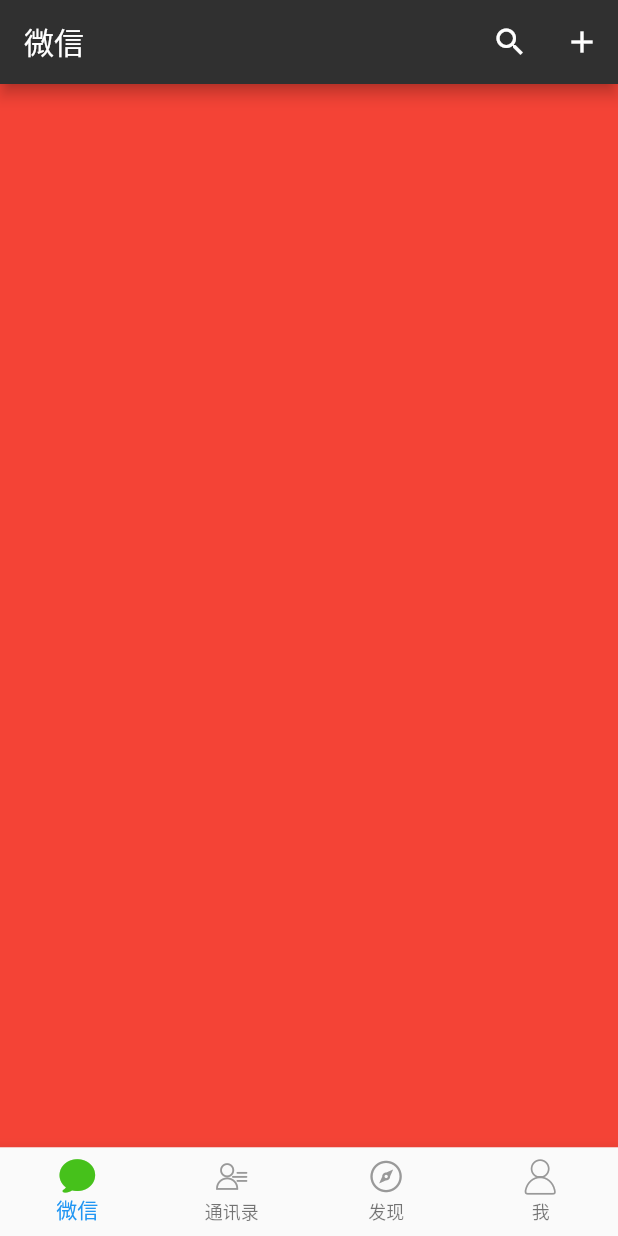
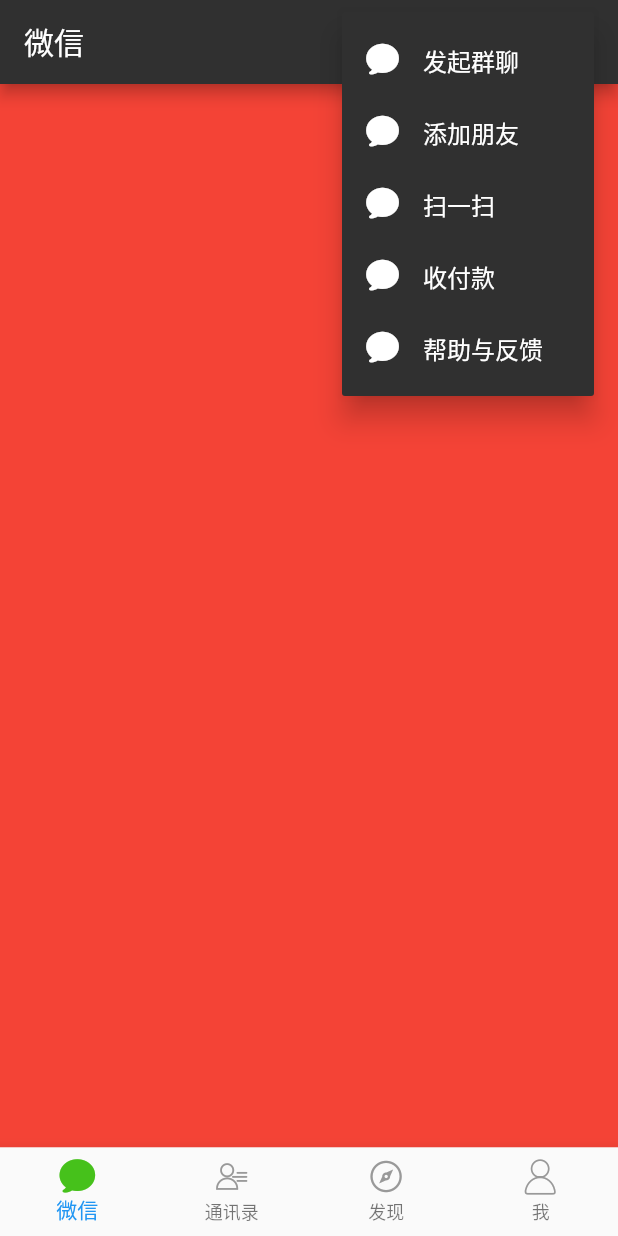
Before and after one commit to pallcard/myApp_flutter, a Flutter app: the screen it shows after launch, after a tap on the "add" icon, on a phone screen of 412 x 824 dp. Run offline on Flutter 3.47's test engine with Material 2 defaults, Android fonts, the phone set to English and light mode, and no system bars.

Commit message:
右上角菜单+实现

```diff
--- a/lib/home/constants.dart
+++ b/lib/home/constants.dart
@@ -2,6 +2,7 @@ class AppColors {
   static const AppBarColor = 0xFF303030;
   static const TabIconNormal = 0xFF999999;
   static const TabIconActive = 0xFF46C11B;
+  static const AppBarPopupMenuColor = 0xFFFFFFFF;
 
 }
 
--- a/lib/home/home_screen.dart
+++ b/lib/home/home_screen.dart
@@ -1,6 +1,11 @@
 import 'package:flutter/material.dart';
 import './constants.dart' show AppColors;
 import './constants.dart' show Constants;
+
+
+enum ActionItems {
+  GROUP_CHAT, ADD_FRIEND,QR_SCAN,PAYMENT,HELP,
+}
 
 class NavigationIconView {
   final String _title;
@@ -85,6 +90,22 @@ class _HomeScreenState extends State<HomeScreen> {
     ];
   }
 
+  _buildPopupMenuItem(int iconName, String title) {
+    return Row(
+      children: <Widget>[
+        Icon(IconData(
+              iconName,
+              fontFamily: Constants.IconFontFamily,
+            ),
+          size: 22.0,
+          color: const Color(AppColors.AppBarPopupMenuColor),//const 编译时就确定内容加const可以提高编译效率
+        ),
+        Container(width: 16.0,),
+        Text(title,style: TextStyle(color: const Color(AppColors.AppBarPopupMenuColor)),),
+      ],
+    );
+  }
+
   @override
   Widget build(BuildContext context) {
     final BottomNavigationBar botNavBar = BottomNavigationBar(
@@ -108,12 +129,45 @@ class _HomeScreenState extends State<HomeScreen> {
               print('点击搜索');
             },
           ),
-          IconButton(
-            icon: Icon(Icons.add),
-            onPressed: (){
-              print('下拉');
-            },
-          )
+          Container(width: 16.0,),
+          PopupMenuButton(
+              itemBuilder: (BuildContext context) {
+                return <PopupMenuItem<ActionItems>>[
+                  PopupMenuItem(
+                    child: _buildPopupMenuItem(0xe61b,"发起群聊"),
+                    value: ActionItems.GROUP_CHAT,
+                  ),
+                  PopupMenuItem(
+                    child: _buildPopupMenuItem(0xe61b,"添加朋友"),
+                    value: ActionItems.ADD_FRIEND,
+                  ),
+                  PopupMenuItem(
+                    child: _buildPopupMenuItem(0xe61b,"扫一扫"),
+                    value: ActionItems.QR_SCAN,
+                  ),
+                  PopupMenuItem(
+                    child: _buildPopupMenuItem(0xe61b,"收付款"),
+                    value: ActionItems.PAYMENT,
+                  ),
+                  PopupMenuItem(
+                    child: _buildPopupMenuItem(0xe61b,"帮助与反馈"),
+                    value: ActionItems.HELP,
+                  ),
+
+                ];
+              },
+              icon: Icon(Icons.add),
+              onSelected: (ActionItems selected) {
+                print('点击的是$selected');
+              },
+           ),
+//          IconButton(
+//            icon: Icon(Icons.add),
+//            onPressed: (){
+//              print('下拉');
+//            },
+//          ),
+          Container(width: 16.0,),
         ],
       ),
       body: Container(
--- a/lib/main.dart
+++ b/lib/main.dart
@@ -9,6 +9,7 @@ void main() => runApp(MaterialApp(
 //  ),
   theme: ThemeData.light().copyWith(
     primaryColor: Color(AppColors.AppBarColor),
+    cardColor: Color(AppColors.AppBarColor),
   ),
   home: HomeScreen(),
 ));
```
